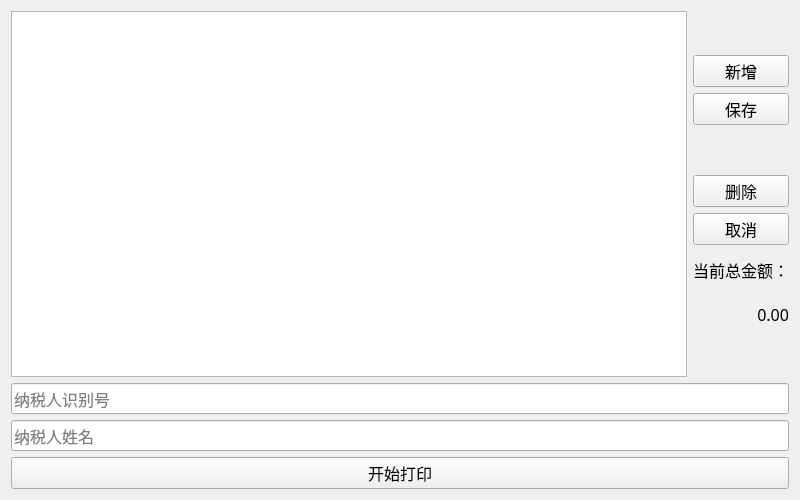
Preffer/MomPrinter, file momprinter.ui: the form before one commit.
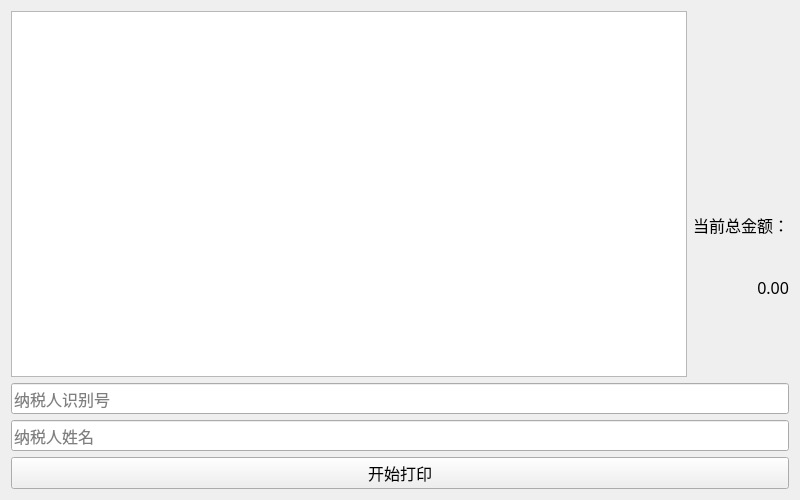
The form after the commit. Icons and pictures are not drawn.

Commit message: remove buttons, auto commit

The edit to the form file:
```diff
--- a/momprinter.ui
+++ b/momprinter.ui
@@ -25,34 +25,7 @@
   </property>
   <widget class="QWidget" name="centralWidget">
    <layout class="QGridLayout" name="gridLayout">
-    <item row="2" column="1">
-     <widget class="QPushButton" name="commitButton">
-      <property name="sizeIncrement">
-       <size>
-        <width>0</width>
-        <height>0</height>
-       </size>
-      </property>
-      <property name="text">
-       <string>保存</string>
-      </property>
-     </widget>
-    </item>
-    <item row="1" column="1">
-     <widget class="QPushButton" name="addButton">
-      <property name="text">
-       <string>新增</string>
-      </property>
-     </widget>
-    </item>
-    <item row="10" column="0" colspan="2">
-     <widget class="QLineEdit" name="nameEdit">
-      <property name="placeholderText">
-       <string>纳税人姓名</string>
-      </property>
-     </widget>
-    </item>
-    <item row="0" column="0" rowspan="9">
+    <item row="0" column="0" rowspan="6">
      <widget class="QTableView" name="tableView">
       <property name="font">
        <font>
@@ -62,7 +35,7 @@
       </property>
      </widget>
     </item>
-    <item row="9" column="0" colspan="2">
+    <item row="6" column="0" colspan="2">
      <widget class="QLineEdit" name="idEdit">
       <property name="font">
        <font>
@@ -75,35 +48,28 @@
       </property>
      </widget>
     </item>
-    <item row="11" column="0" colspan="2">
+    <item row="8" column="0" colspan="2">
      <widget class="QPushButton" name="printButton">
       <property name="text">
        <string>开始打印</string>
       </property>
      </widget>
     </item>
-    <item row="4" column="1">
-     <widget class="QPushButton" name="deleteButton">
-      <property name="text">
-       <string>删除</string>
+    <item row="7" column="0" colspan="2">
+     <widget class="QLineEdit" name="nameEdit">
+      <property name="placeholderText">
+       <string>纳税人姓名</string>
       </property>
      </widget>
     </item>
-    <item row="5" column="1">
-     <widget class="QPushButton" name="cancelButton">
-      <property name="text">
-       <string>取消</string>
-      </property>
-     </widget>
-    </item>
-    <item row="6" column="1">
+    <item row="3" column="1">
      <widget class="QLabel" name="labelTip">
       <property name="text">
        <string>当前总金额：</string>
       </property>
      </widget>
     </item>
-    <item row="7" column="1">
+    <item row="4" column="1">
      <widget class="QLabel" name="labelResult">
       <property name="text">
        <string>0.00</string>
```
The commit also changes 2 other files.
